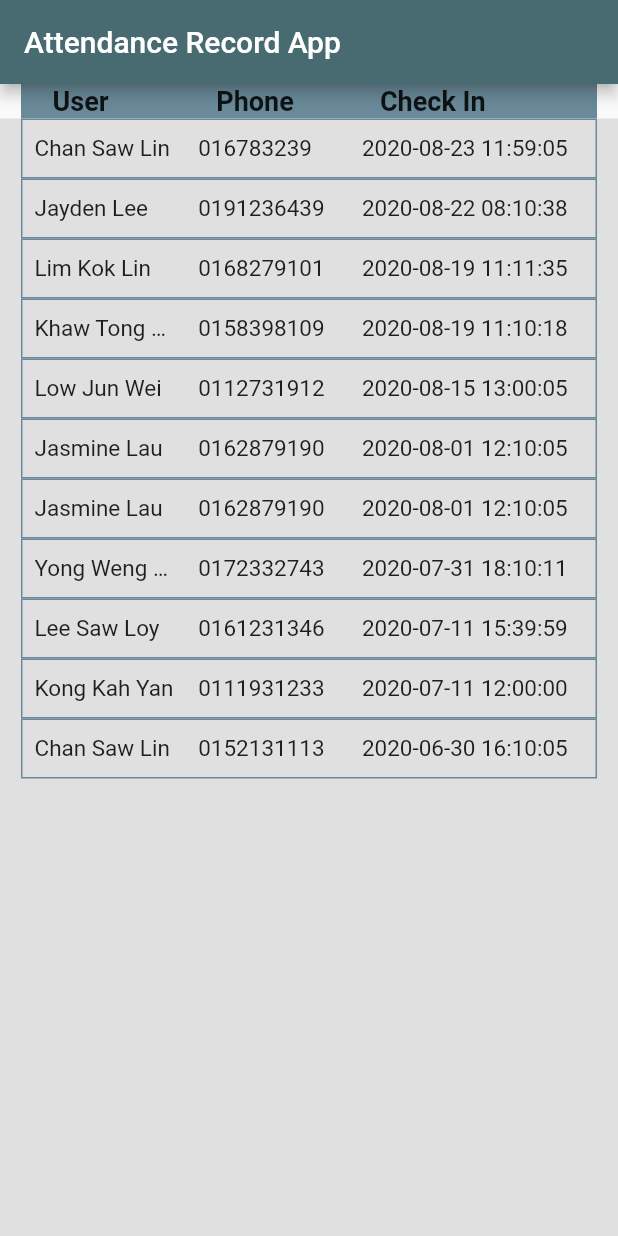
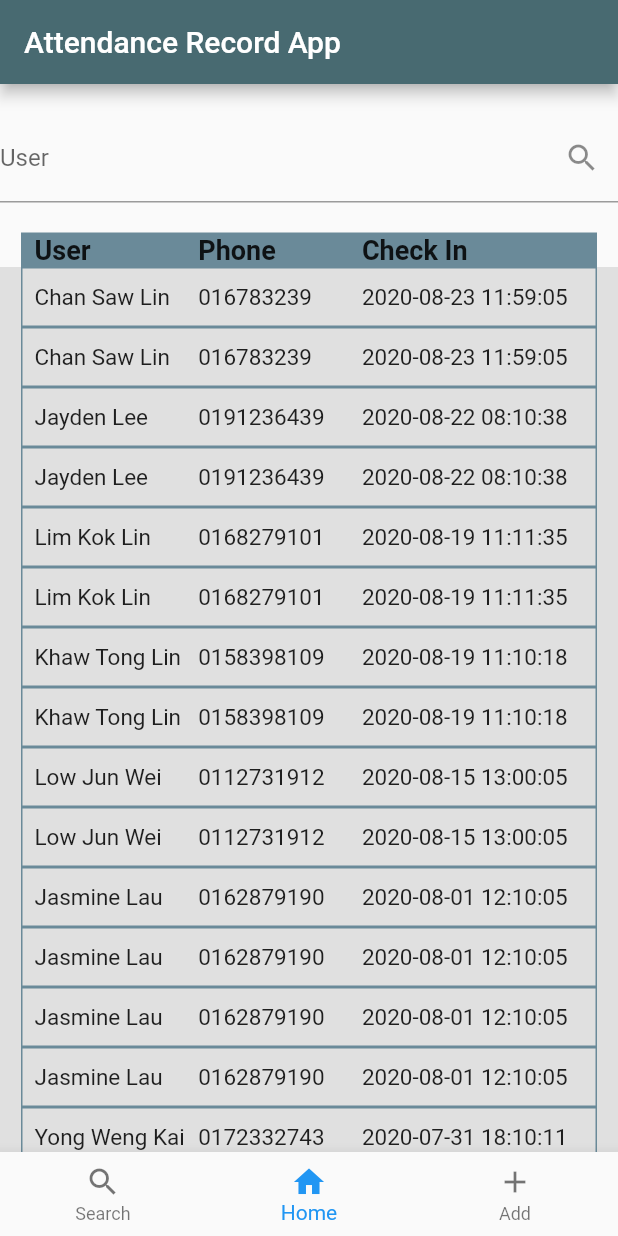
Before and after one commit to wuburn10/attendance, a Flutter app: the screen it shows after launch, on a phone screen of 412 x 824 dp. Run offline on Flutter 3.47's test engine with Material 2 defaults, Android fonts, the phone set to English and light mode, and no system bars.

Commit message:
Third Commit (Search Bar)

```diff
--- a/lib/detailspage.dart
+++ b/lib/detailspage.dart
@@ -14,14 +14,14 @@ class DetailsPage extends StatelessWidget {
         title: const Text('Attendance Record App (Details Page)'),
       ),
       body: Container(
-        padding: EdgeInsets.all(16.0),
+        padding: const EdgeInsets.all(16.0),
         child: Column(
           crossAxisAlignment: CrossAxisAlignment.start,
           children: [
             Text('User: ${attendance.user}'),
-            SizedBox(height: 8.0),
+            const SizedBox(height: 8.0),
             Text('Phone: ${attendance.phone}'),
-            SizedBox(height: 8.0),
+            const SizedBox(height: 8.0),
             Text('Check-in Time: ${attendance.checkIn.toString()}'),
           ],
         ),
--- a/lib/homepage.dart
+++ b/lib/homepage.dart
@@ -1,9 +1,59 @@
 import 'package:attendance/record.dart';
 import 'package:attendance/detailspage.dart';
 import 'package:flutter/material.dart';
+import 'package:flutter/rendering.dart';
 
-class HomePage extends StatelessWidget {
+class HomePage extends StatefulWidget {
+  @override
+  State<HomePage> createState() => _HomePageState();
+}
+
+class _HomePageState extends State<HomePage> {
   List<RecordAttendance> attendanceList = [
+    RecordAttendance(
+        user: "Chan Saw Lin",
+        phone: "0152131113",
+        checkIn: DateTime.parse("2020-06-30 16:10:05")),
+    RecordAttendance(
+        user: "Lee Saw Loy",
+        phone: "0161231346",
+        checkIn: DateTime.parse("2020-07-11 15:39:59")),
+    RecordAttendance(
+        user: "Khaw Tong Lin",
+        phone: "0158398109",
+        checkIn: DateTime.parse("2020-08-19 11:10:18")),
+    RecordAttendance(
+        user: "Lim Kok Lin",
+        phone: "0168279101",
+        checkIn: DateTime.parse("2020-08-19 11:11:35")),
+    RecordAttendance(
+        user: "Low Jun Wei",
+        phone: "0112731912",
+        checkIn: DateTime.parse("2020-08-15 13:00:05")),
+    RecordAttendance(
+        user: "Yong Weng Kai",
+        phone: "0172332743",
+        checkIn: DateTime.parse("2020-07-31 18:10:11")),
+    RecordAttendance(
+        user: "Jayden Lee",
+        phone: "0191236439",
+        checkIn: DateTime.parse("2020-08-22 08:10:38")),
+    RecordAttendance(
+        user: "Kong Kah Yan",
+        phone: "0111931233",
+        checkIn: DateTime.parse("2020-07-11 12:00:00")),
+    RecordAttendance(
+        user: "Jasmine Lau",
+        phone: "0162879190",
+        checkIn: DateTime.parse("2020-08-01 12:10:05")),
+    RecordAttendance(
+        user: "Chan Saw Lin",
+        phone: "016783239",
+        checkIn: DateTime.parse("2020-08-23 11:59:05")),
+    RecordAttendance(
+        user: "Jasmine Lau",
+        phone: "0162879190",
+        checkIn: DateTime.parse("2020-08-01 12:10:05")),
     RecordAttendance(
         user: "Chan Saw Lin",
         phone: "0152131113",
@@ -50,6 +100,38 @@ class HomePage extends StatelessWidget {
         checkIn: DateTime.parse("2020-08-01 12:10:05")),
   ];
 
+  List<RecordAttendance> searchAttendanceList = [];
+  @override
+  void initState() {
+    searchAttendanceList = attendanceList;
+    super.initState();
+  }
+
+  // Filter for search bar
+  void _runFilter(String enteredKeyword) {
+    List<RecordAttendance> results = [];
+    if (enteredKeyword.isEmpty) {
+      results = attendanceList;
+    } else {
+      results = attendanceList
+          .where((record) =>
+              record.user.toLowerCase().contains(enteredKeyword.toLowerCase()))
+          .toList();
+    }
+
+    setState(() {
+      searchAttendanceList = results;
+    });
+  }
+
+  int _selectedIndex = 1;
+
+  void _navigateBottomBar(int index) {
+    setState(() {
+      _selectedIndex = index;
+    });
+  }
+
   @override
   Widget build(BuildContext context) {
     attendanceList.sort(
@@ -61,6 +143,18 @@ class HomePage extends StatelessWidget {
       ),
       body: Column(
         children: [
+          const SizedBox(
+            height: 20,
+          ),
+          TextField(
+              onChanged: (value) => _runFilter(value),
+              decoration: InputDecoration(
+                suffixIcon: const Icon(Icons.search),
+                labelText: 'User',
+              )),
+          const SizedBox(
+            height: 20,
+          ),
           Padding(
             padding: const EdgeInsets.symmetric(horizontal: 14.0),
             child: Container(
@@ -73,7 +167,7 @@ class HomePage extends StatelessWidget {
                   Expanded(
                     flex: 2,
                     child: Padding(
-                      padding: const EdgeInsets.symmetric(horizontal: 20.0),
+                      padding: const EdgeInsets.only(left: 8.0),
                       child: Text(
                         'User',
                         style: TextStyle(
@@ -84,7 +178,7 @@ class HomePage extends StatelessWidget {
                   Expanded(
                     flex: 2,
                     child: Padding(
-                      padding: const EdgeInsets.symmetric(horizontal: 20.0),
+                      padding: const EdgeInsets.only(left: 8.0),
                       child: Text(
                         'Phone',
                         style: TextStyle(
@@ -95,7 +189,7 @@ class HomePage extends StatelessWidget {
                   Expanded(
                     flex: 3,
                     child: Padding(
-                      padding: const EdgeInsets.symmetric(horizontal: 20.0),
+                      padding: const EdgeInsets.only(left: 8.0),
                       child: Text(
                         'Check In',
                         style: TextStyle(
@@ -111,7 +205,7 @@ class HomePage extends StatelessWidget {
             child: Container(
               color: Colors.grey[300],
               child: ListView.builder(
-                itemCount: attendanceList.length,
+                itemCount: searchAttendanceList.length,
                 itemBuilder: (context, index) {
                   return GestureDetector(
                     onTap: () {
@@ -119,15 +213,15 @@ class HomePage extends StatelessWidget {
                         context,
                         MaterialPageRoute(
                           builder: (context) => DetailsPage(
-                            attendance: attendanceList[index],
+                            attendance: searchAttendanceList[index],
                           ),
                         ),
                       );
                     },
                     child: RecordAttendance(
-                      user: attendanceList[index].user,
-                      phone: attendanceList[index].phone,
-                      checkIn: attendanceList[index].checkIn,
+                      user: searchAttendanceList[index].user,
+                      phone: searchAttendanceList[index].phone,
+                      checkIn: searchAttendanceList[index].checkIn,
                     ),
                   );
                 },
@@ -136,6 +230,15 @@ class HomePage extends StatelessWidget {
           ),
         ],
       ),
+      bottomNavigationBar: BottomNavigationBar(
+          currentIndex: _selectedIndex,
+          type: BottomNavigationBarType.fixed,
+          onTap: _navigateBottomBar,
+          items: [
+            BottomNavigationBarItem(icon: Icon(Icons.search), label: "Search"),
+            BottomNavigationBarItem(icon: Icon(Icons.home), label: "Home"),
+            BottomNavigationBarItem(icon: Icon(Icons.add), label: "Add"),
+          ]),
     );
   }
 }
--- a/lib/record.dart
+++ b/lib/record.dart
@@ -27,7 +27,7 @@ class RecordAttendance extends StatelessWidget {
             Expanded(
               flex: 2,
               child: Padding(
-                padding: const EdgeInsets.symmetric(horizontal: 8.0),
+                padding: const EdgeInsets.only(left: 8.0),
                 child: Text(
                   user,
                   style: const TextStyle(fontSize: 15),
@@ -38,7 +38,7 @@ class RecordAttendance extends StatelessWidget {
             Expanded(
               flex: 2,
               child: Padding(
-                padding: const EdgeInsets.symmetric(horizontal: 8.0),
+                padding: const EdgeInsets.only(left: 8.0),
                 child: Text(
                   phone,
                   style: const TextStyle(fontSize: 15),
@@ -49,7 +49,7 @@ class RecordAttendance extends StatelessWidget {
             Expanded(
               flex: 3,
               child: Padding(
-                padding: const EdgeInsets.symmetric(horizontal: 8.0),
+                padding: const EdgeInsets.only(left: 8.0),
                 child: Text(
                   DateFormat('yyyy-MM-dd HH:mm:ss').format(checkIn),
                   style: const TextStyle(fontSize: 15),
```
